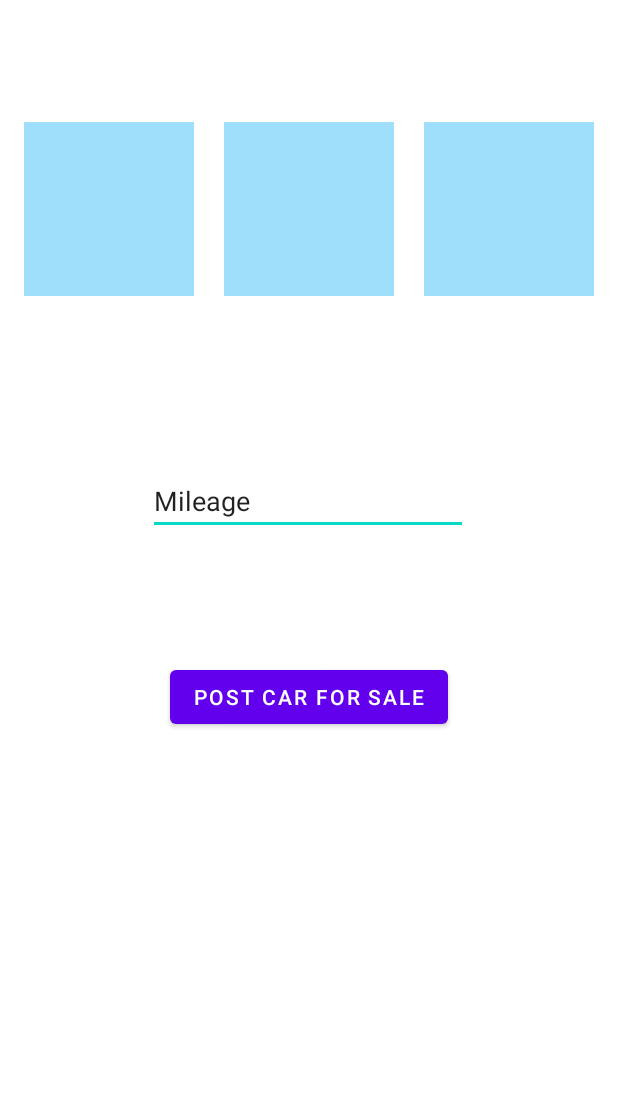
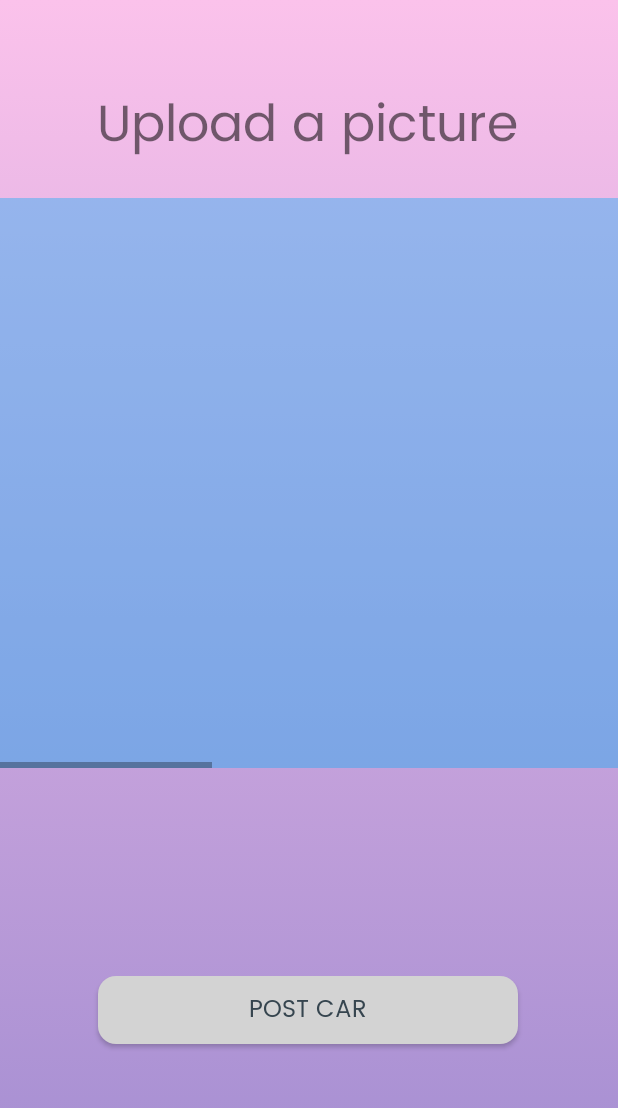
Before and after one commit to omk88/car-selling-app, an Android app: the SellCar3 screen opened directly, with no data from a screen before it, on a phone screen of 412 x 824 dp. Shown: the top 1108 px of the screen. Run offline under Robolectric (Android 15) with nearby library versions, the phone set to English and light mode, and no system bars; our stand-ins replace Firebase (no records; nobody signed in at launch, a user with empty details on screens opened directly); network calls fail; pictures from the network do not load.

Commit message:
Style Changes

```diff
--- a/car selling and buying app/app/src/main/java/com/example/carsellingandbuyingapp/SellCar.kt
+++ b/car selling and buying app/app/src/main/java/com/example/carsellingandbuyingapp/SellCar.kt
@@ -16,8 +16,10 @@ class SellCar : AppCompatActivity() {
 
     fun switchToSellCar2(view: View) {
         val regText = findViewById<EditText>(R.id.editTextCarRegistration)
+        val mileageText = findViewById<EditText>(R.id.editTextCarMileage)
         val intent = Intent(this, SellCar2::class.java)
         intent.putExtra("registration", regText.text.toString())
+        intent.putExtra("mileage", mileageText.text.toString())
         startActivity(intent)
         overridePendingTransition(R.anim.slide_in_right, R.anim.slide_out_left)
     }
--- a/car selling and buying app/app/src/main/java/com/example/carsellingandbuyingapp/SellCar2.kt
+++ b/car selling and buying app/app/src/main/java/com/example/carsellingandbuyingapp/SellCar2.kt
@@ -50,7 +50,10 @@ class SellCar2 : AppCompatActivity() {
 
         vehicleData = service.getVehicleData(apiKey, payload)
         val textView : TextView = findViewById(R.id.textView3)
-        textView.text = vehicleData.toString()
+
+        textView.text = "Registration: "+ vehicleData.registrationNumber +"\nMake: "+ vehicleData.make +
+                "\nColour: "+ vehicleData.colour + "\nFuel Type "+ vehicleData.fuelType +"\nRegistration Year: " +
+                vehicleData.registrationYear + "\nTax Due Date: "+ vehicleData.taxDueDate
 
         return vehicleData
 
@@ -62,6 +65,7 @@ class SellCar2 : AppCompatActivity() {
     }
 
     fun switchToSellCar3(view: View) {
+        val mileage = intent.getStringExtra("mileage").toString()
         val intent = Intent(this, SellCar3::class.java)
         intent.putExtra("registration", vehicleData.registrationNumber)
         intent.putExtra("make", vehicleData.make)
@@ -69,6 +73,7 @@ class SellCar2 : AppCompatActivity() {
         intent.putExtra("fuelType", vehicleData.fuelType)
         intent.putExtra("registrationYear", vehicleData.registrationYear)
         intent.putExtra("taxDueDate", vehicleData.taxDueDate)
+        intent.putExtra("mileage", mileage)
         startActivity(intent)
         overridePendingTransition(R.anim.slide_in_right, R.anim.slide_out_left)
     }
--- a/car selling and buying app/app/src/main/java/com/example/carsellingandbuyingapp/SellCar3.kt
+++ b/car selling and buying app/app/src/main/java/com/example/carsellingandbuyingapp/SellCar3.kt
@@ -128,7 +128,6 @@ class SellCar3 : AppCompatActivity(), View.OnClickListener {
     private fun addCar() {
         val intent = intent
         val database = Firebase.database.getReference("cars")
-        val mileage = findViewById<EditText>(R.id.mileage)
 
         val registration = intent.getStringExtra("registration")
         val make = intent.getStringExtra("make")
@@ -136,8 +135,9 @@ class SellCar3 : AppCompatActivity(), View.OnClickListener {
         val fuelType = intent.getStringExtra("fuelType")
         val registrationYear = intent.getStringExtra("registrationYear")
         val taxDueDate = intent.getStringExtra("taxDueDate")
+        val mileage = intent.getStringExtra("mileage")
 
-        val car = Car(registration, make, colour, fuelType, registrationYear, taxDueDate, mileage.text.toString())
+        val car = Car(registration, make, colour, fuelType, registrationYear, taxDueDate, mileage.toString())
 
         database.child(registration.toString()).setValue(car)
 
--- a/car selling and buying app/app/src/main/java/com/example/carsellingandbuyingapp/register.kt
+++ b/car selling and buying app/app/src/main/java/com/example/carsellingandbuyingapp/register.kt
@@ -48,6 +48,7 @@ class register : AppCompatActivity() {
 
         Toast.makeText(this, "Successfully Registered!", Toast.LENGTH_SHORT).show()
         startActivity(Intent(this@register,MainActivity::class.java))
+        overridePendingTransition(R.anim.slide_in_right, R.anim.slide_out_left)
 
     }
 }
--- a/car selling and buying app/app/src/main/res/layout/activity_sell_car2.xml
+++ b/car selling and buying app/app/src/main/res/layout/activity_sell_car2.xml
@@ -1,7 +1,6 @@
 <?xml version="1.0" encoding="utf-8"?>
 <androidx.constraintlayout.widget.ConstraintLayout xmlns:android="http://schemas.android.com/apk/res/android"
     xmlns:app="http://schemas.android.com/apk/res-auto"
-    xmlns:tools="http://schemas.android.com/tools"
     android:layout_width="match_parent"
     android:layout_height="match_parent"
     android:background="@drawable/sell_car_gradient">
@@ -68,9 +67,11 @@
             android:id="@+id/textView3"
             android:layout_width="match_parent"
             android:layout_height="match_parent"
+            android:fontFamily="@font/poppins_regular"
+            android:padding="10dp"
             android:text="TextView"
             android:textColor="#848884"
-            android:fontFamily="@font/poppins_regular"/>
+            android:textSize="20sp" />
     </androidx.cardview.widget.CardView>
 
 </androidx.constraintlayout.widget.ConstraintLayout>
--- a/car selling and buying app/app/src/main/res/layout/activity_sell_car3.xml
+++ b/car selling and buying app/app/src/main/res/layout/activity_sell_car3.xml
@@ -3,76 +3,91 @@
     xmlns:app="http://schemas.android.com/apk/res-auto"
     xmlns:tools="http://schemas.android.com/tools"
     android:layout_width="match_parent"
-    android:layout_height="match_parent">
+    android:layout_height="match_parent"
+    android:background="@drawable/sell_car_gradient">
+
+    <TextView
+        android:id="@+id/textViewLogin4"
+        android:layout_width="wrap_content"
+        android:layout_height="wrap_content"
+        android:layout_marginTop="56dp"
+        android:fontFamily="@font/poppins_regular"
+        android:text="Upload a picture"
+        android:textSize="34sp"
+        app:layout_constraintEnd_toEndOf="parent"
+        app:layout_constraintHorizontal_bias="0.493"
+        app:layout_constraintStart_toStartOf="parent"
+        app:layout_constraintTop_toTopOf="parent" />
+
+    <androidx.appcompat.widget.AppCompatButton
+        android:id="@+id/postCar"
+        android:layout_width="280dp"
+        android:layout_height="45dp"
+        android:layout_marginBottom="128dp"
+        android:background="@drawable/button_background"
+        android:fontFamily="@font/poppins_regular"
+        android:onClick="switchToSellCar3"
+        android:text="Post Car"
+        android:textColor="#36454F"
+        android:textSize="16sp"
+        app:layout_constraintBottom_toBottomOf="parent"
+        app:layout_constraintEnd_toEndOf="parent"
+        app:layout_constraintHorizontal_bias="0.496"
+        app:layout_constraintStart_toStartOf="parent" />
+
+    <HorizontalScrollView
+        android:layout_width="match_parent"
+        android:layout_height="400dp"
+        app:layout_constraintEnd_toEndOf="parent"
+        app:layout_constraintHorizontal_bias="0.491"
+        app:layout_constraintStart_toStartOf="parent"
+        app:layout_constraintTop_toBottomOf="@+id/textViewLogin4"
+        android:fillViewport="true">
+
+        <LinearLayout
+            android:layout_width="match_parent"
+            android:layout_height="match_parent"
+            android:layout_marginTop="20dp"
+            android:orientation="horizontal">
 
             <ImageView
-        android:id="@+id/upload0"
-        android:layout_width="113dp"
-        android:layout_height="116dp"
-        android:layout_marginEnd="16dp"
+                android:id="@+id/upload1"
+                android:layout_width="400dp"
+                android:layout_height="400dp"
                 android:adjustViewBounds="true"
                 android:background="#6393C2D6"
                 android:backgroundTint="#0BACF4"
                 android:scaleType="fitXY"
-        app:layout_constraintBottom_toBottomOf="parent"
-        app:layout_constraintEnd_toEndOf="parent"
-        app:layout_constraintTop_toTopOf="parent"
-        app:layout_constraintVertical_bias="0.115"
-        tools:srcCompat="@tools:sample/avatars" />
+                tools:layout_editor_absoluteX="-122dp"
+                tools:layout_editor_absoluteY="111dp"
+                tools:srcCompat="@drawable/selectimage" />
 
             <ImageView
-        android:id="@+id/upload1"
-        android:layout_width="113dp"
-        android:layout_height="116dp"
+                android:id="@+id/upload2"
+                android:layout_width="400dp"
+                android:layout_height="400dp"
+                android:adjustViewBounds="true"
+                android:background="#6393C2D6"
+                android:backgroundTint="#0BACF4"
+                android:baselineAligned="false"
+                android:scaleType="fitXY"
+                tools:layout_editor_absoluteX="50dp"
+                tools:layout_editor_absoluteY="339dp"
+                tools:srcCompat="@drawable/selectimage" />
+
+            <ImageView
+                android:id="@+id/upload0"
+                android:layout_width="400dp"
+                android:layout_height="400dp"
                 android:adjustViewBounds="true"
                 android:background="#6393C2D6"
                 android:backgroundTint="#0BACF4"
                 android:scaleType="fitXY"
-        app:layout_constraintBottom_toBottomOf="parent"
-        app:layout_constraintEnd_toStartOf="@+id/upload0"
-        app:layout_constraintStart_toEndOf="@+id/upload2"
-        app:layout_constraintTop_toTopOf="parent"
-        app:layout_constraintVertical_bias="0.115"
-        tools:srcCompat="@tools:sample/avatars" />
+                tools:layout_editor_absoluteX="238dp"
+                tools:layout_editor_absoluteY="111dp"
+                tools:srcCompat="@drawable/selectimage" />
 
-    <ImageView
-        android:id="@+id/upload2"
-        android:layout_width="113dp"
-        android:layout_height="116dp"
-        android:layout_marginStart="16dp"
-        android:adjustViewBounds="true"
-        android:background="#6393C2D6"
-        android:backgroundTint="#0BACF4"
-        android:scaleType="fitXY"
-        app:layout_constraintBottom_toBottomOf="parent"
-        app:layout_constraintStart_toStartOf="parent"
-        app:layout_constraintTop_toTopOf="parent"
-        app:layout_constraintVertical_bias="0.115"
-        tools:srcCompat="@tools:sample/avatars" />
-
-    <Button
-        android:id="@+id/postCar"
-        android:layout_width="wrap_content"
-        android:layout_height="wrap_content"
-        android:text="Post Car For Sale"
-        app:layout_constraintBottom_toBottomOf="parent"
-        app:layout_constraintEnd_toEndOf="parent"
-        app:layout_constraintStart_toStartOf="parent"
-        app:layout_constraintTop_toBottomOf="@+id/mileage"
-        app:layout_constraintVertical_bias="0.2" />
-
-    <EditText
-        android:id="@+id/mileage"
-        android:layout_width="wrap_content"
-        android:layout_height="wrap_content"
-        android:ems="10"
-        android:inputType="textPersonName"
-        android:text="Mileage"
-        app:layout_constraintBottom_toBottomOf="parent"
-        app:layout_constraintEnd_toEndOf="parent"
-        app:layout_constraintHorizontal_bias="0.497"
-        app:layout_constraintStart_toStartOf="parent"
-        app:layout_constraintTop_toTopOf="parent"
-        app:layout_constraintVertical_bias="0.4" />
+        </LinearLayout>
+    </HorizontalScrollView>
 
 </androidx.constraintlayout.widget.ConstraintLayout>
```
Also changed, not shown: car selling and buying app/app/src/main/res/drawable/selectimage.png (added). Lines whose indentation alone changed are shown as unchanged.
